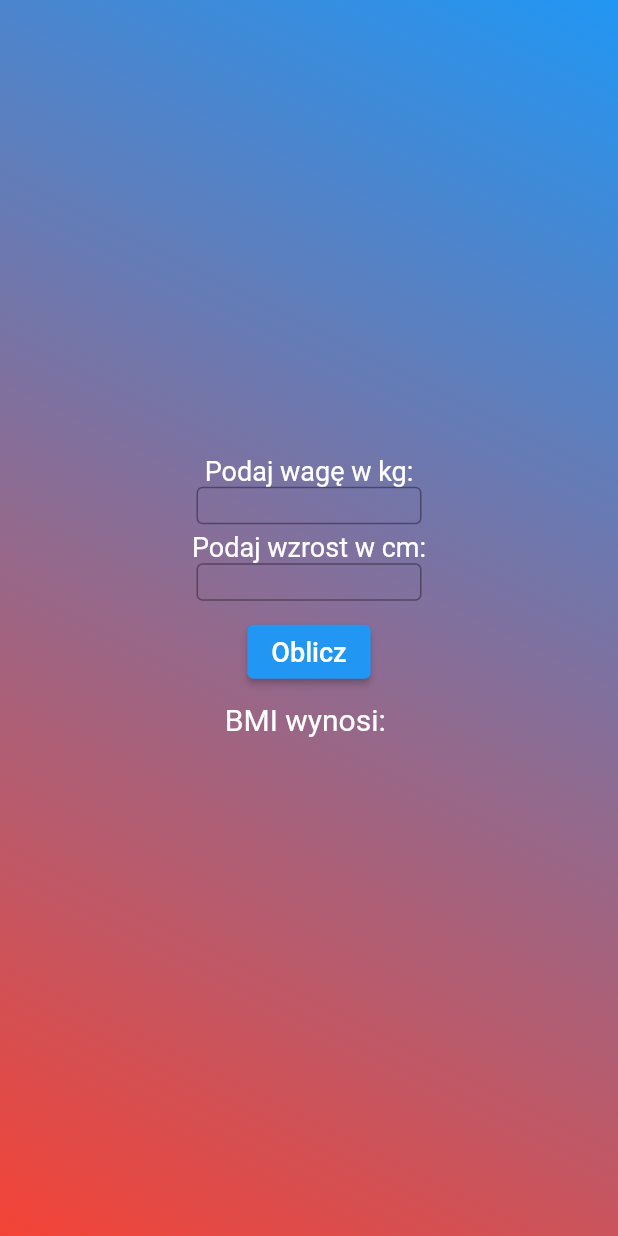
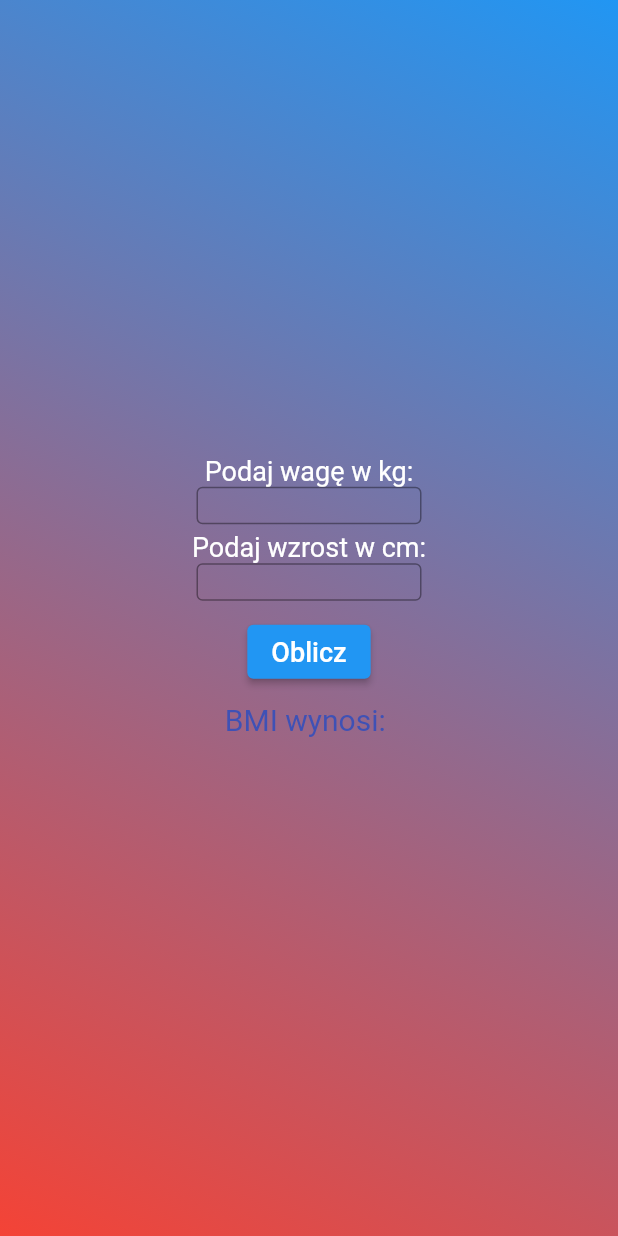
Before and after one commit to jakubfurmanowicz/BMICalculator, a Flutter app: the screen it shows after launch, on a phone screen of 412 x 824 dp. Run offline on Flutter 3.47's test engine with Material 2 defaults, Android fonts, the phone set to English and light mode, and no system bars.

Commit message:
Update main.dart

```diff
--- a/lib/main.dart
+++ b/lib/main.dart
@@ -99,13 +99,13 @@ class _MyHomePageState extends State<MyHomePage> {
                 ElevatedButton(
                     onPressed: CalculateYourBmi,
                     style:
-                        ElevatedButton.styleFrom(primary: Colors.),
+                        ElevatedButton.styleFrom(primary: Colors.blue),
                     child:
                         const Text('Oblicz', style: TextStyle(fontSize: 18))),
                 Padding(padding: EdgeInsets.only(top: 10)),
                 Text(
                   'BMI wynosi: ${_result}${_group}',
-                  style: TextStyle(fontSize: 20, color: Colors.white),
+                  style: TextStyle(fontSize: 20, color: Colors.indigo),
                 ),
                 Text(
                   '$_group',
```
